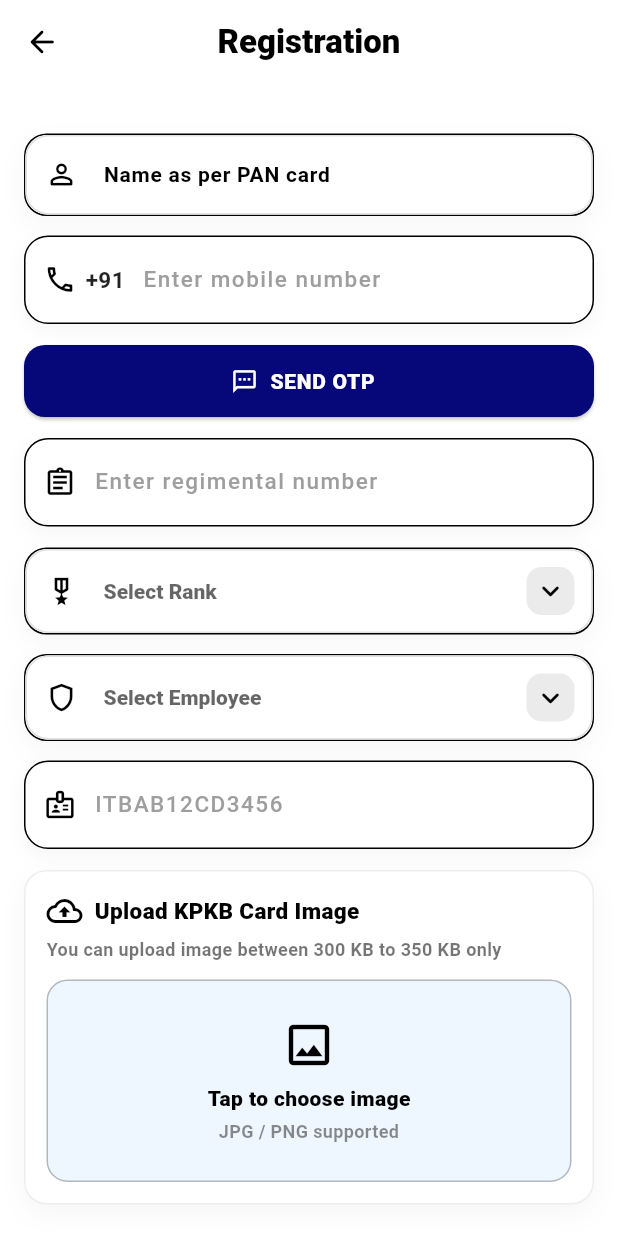
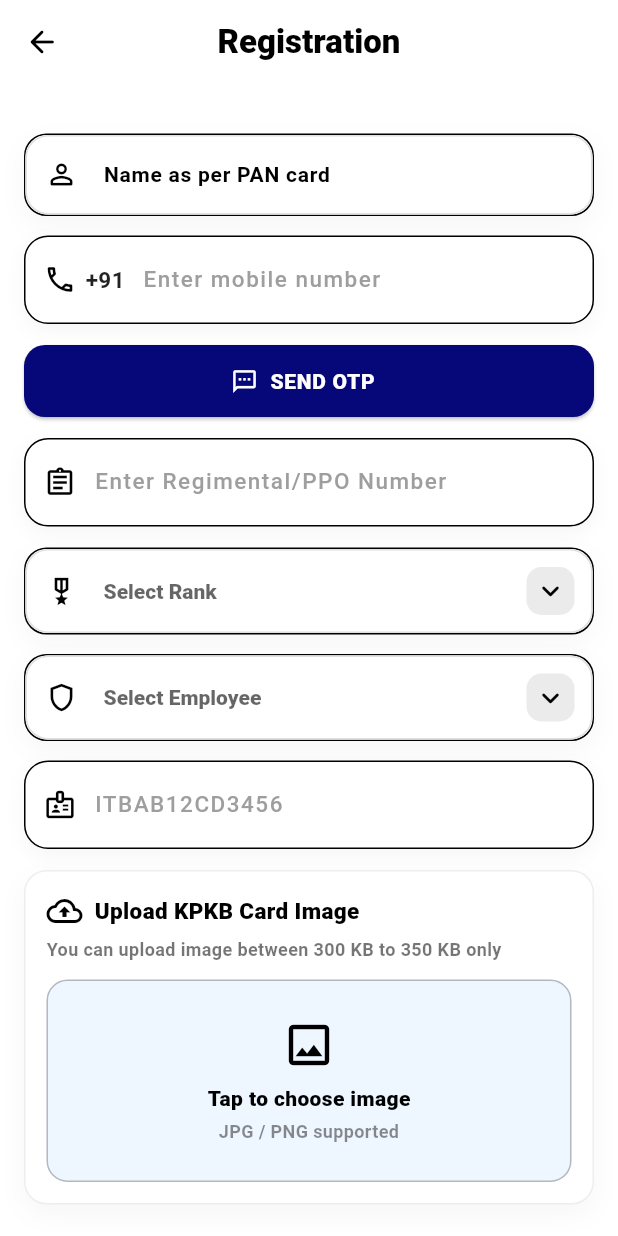
Before and after one commit to AkSoftware12/kpkb_user, a Flutter app: the KpkbRegisterScreen screen opened directly, on a phone screen of 412 x 824 dp. Run offline on Flutter 3.47's test engine with Material 3 defaults, Android fonts, the phone set to English and light mode, and no system bars; our stand-ins replace cached_network_image, carousel_slider, cloud_firestore, country_code_picker, device_info_plus, dots_indicator and 31 more; missing offline and left inert: app_tracking_transparency, fl_country_code_picker, flutter_google_places_hoc081098, flutter_polyline_points, google_api_headers, new_version_plus and 2 more; accounts and stored records are empty; network calls fail.

Commit message:
commit by ravi

```diff
--- a/lib/Auth/KpKbRegistration/kpkb_register.dart
+++ b/lib/Auth/KpKbRegistration/kpkb_register.dart
@@ -433,8 +433,8 @@ class _KpkbRegisterScreenState extends State<KpkbRegisterScreen> {
                 _otpSection(),
 
                 buildField2(
-                  title: "Regimental. No.",
-                  hint: "Enter regimental number",
+                  title: "Regimental/PPO No.",
+                  hint: "Enter Regimental/PPO Number",
                   icon: Icons.assignment_outlined,
                   controller: regCtrl,
                   keyboardType: TextInputType.number,
@@ -444,7 +444,7 @@ class _KpkbRegisterScreenState extends State<KpkbRegisterScreen> {
                   ],
                   validator: (value) {
                     if (value == null || value.trim().isEmpty) {
-                      return "Regimental number required";
+                      return "Regimental/PPO number required";
                     }
                     if (value.trim().length != 9) {
                       return "Regimental number must be 9 digits";
--- a/lib/baseurlp/baseurl.dart
+++ b/lib/baseurlp/baseurl.dart
@@ -5,8 +5,8 @@
 // var imageBaseUrl = "https://kpkb.sftunes.in/";
 
 //  LOCAL URL
-// var baseUrl = "http://192.168.1.15/kpkb/api/";
-// var imageBaseUrl = "http://192.168.1.15/kpkb/";
+// var baseUrl = "http://192.168.1.10/kpkb/api/";
+// var imageBaseUrl = "http://192.168.1.10/kpkb/";
 
 // var baseUrl = "http://10.210.212.163/kpkb/api/";
 // var imageBaseUrl = "http://10.210.212.163/kpkb/";
--- a/pubspec.yaml
+++ b/pubspec.yaml
@@ -3,7 +3,7 @@ description: "A new Flutter project."
 publish_to: 'none' # Remove this line if you wish to publish to pub.dev
 
 
-version: 1.0.11+11
+version: 1.0.12+12
 
 
 
```
